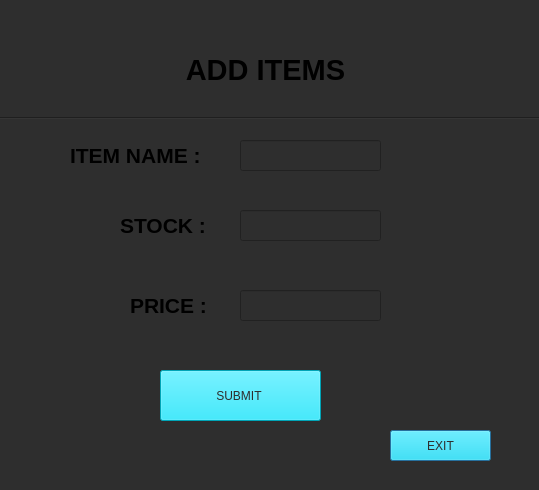
This is add_update.ui in mesum-abbas/Canteen_Managment_System as Qt 5 draws it before an edit. The edited form follows.
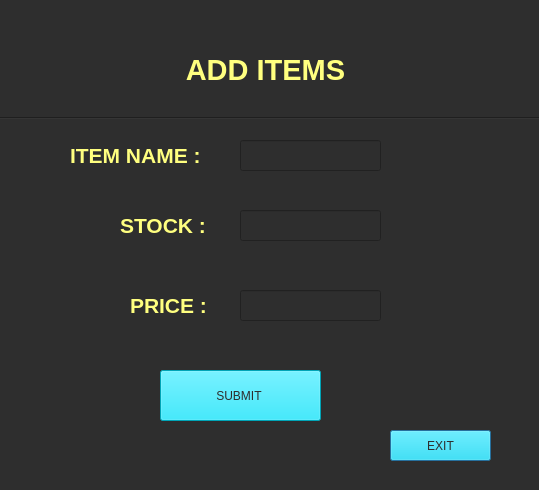
This is the edited form.

```diff
--- a/add_update.ui
+++ b/add_update.ui
@@ -25,8 +25,11 @@
      <height>141</height>
     </rect>
    </property>
+   <property name="styleSheet">
+    <string notr="true"/>
+   </property>
    <property name="text">
-    <string>&lt;html&gt;&lt;head/&gt;&lt;body&gt;&lt;p align=&quot;center&quot;&gt;&lt;span style=&quot; font-size:22pt; font-weight:700;&quot;&gt;ADD ITEMS&lt;/span&gt;&lt;/p&gt;&lt;/body&gt;&lt;/html&gt;</string>
+    <string>&lt;html&gt;&lt;head/&gt;&lt;body&gt;&lt;p align=&quot;center&quot;&gt;&lt;span style=&quot; font-size:22pt; font-weight:700; color:#ffff7f;&quot;&gt;ADD ITEMS&lt;/span&gt;&lt;/p&gt;&lt;/body&gt;&lt;/html&gt;</string>
    </property>
   </widget>
   <widget class="Line" name="line">
@@ -81,8 +84,11 @@
      <height>31</height>
     </rect>
    </property>
+   <property name="styleSheet">
+    <string notr="true"/>
+   </property>
    <property name="text">
-    <string>&lt;html&gt;&lt;head/&gt;&lt;body&gt;&lt;p&gt;&lt;span style=&quot; font-size:16pt; font-weight:700;&quot;&gt;ITEM NAME :&lt;/span&gt;&lt;/p&gt;&lt;/body&gt;&lt;/html&gt;</string>
+    <string>&lt;html&gt;&lt;head/&gt;&lt;body&gt;&lt;p&gt;&lt;span style=&quot; font-size:16pt; font-weight:700; color:#ffff7f;&quot;&gt;ITEM NAME :&lt;/span&gt;&lt;/p&gt;&lt;/body&gt;&lt;/html&gt;</string>
    </property>
   </widget>
   <widget class="QLabel" name="label_3">
@@ -94,8 +100,11 @@
      <height>31</height>
     </rect>
    </property>
+   <property name="styleSheet">
+    <string notr="true"/>
+   </property>
    <property name="text">
-    <string>&lt;html&gt;&lt;head/&gt;&lt;body&gt;&lt;p&gt;&lt;span style=&quot; font-size:16pt; font-weight:700;&quot;&gt;STOCK :&lt;/span&gt;&lt;/p&gt;&lt;/body&gt;&lt;/html&gt;</string>
+    <string>&lt;html&gt;&lt;head/&gt;&lt;body&gt;&lt;p&gt;&lt;span style=&quot; font-size:16pt; font-weight:700; color:#ffff7f;&quot;&gt;STOCK :&lt;/span&gt;&lt;/p&gt;&lt;/body&gt;&lt;/html&gt;</string>
    </property>
   </widget>
   <widget class="QLabel" name="label_4">
@@ -107,8 +116,11 @@
      <height>31</height>
     </rect>
    </property>
+   <property name="styleSheet">
+    <string notr="true"/>
+   </property>
    <property name="text">
-    <string>&lt;html&gt;&lt;head/&gt;&lt;body&gt;&lt;p&gt;&lt;span style=&quot; font-size:16pt; font-weight:700;&quot;&gt;PRICE :&lt;/span&gt;&lt;/p&gt;&lt;/body&gt;&lt;/html&gt;</string>
+    <string>&lt;html&gt;&lt;head/&gt;&lt;body&gt;&lt;p&gt;&lt;span style=&quot; font-size:16pt; font-weight:700; color:#ffff7f;&quot;&gt;PRICE :&lt;/span&gt;&lt;/p&gt;&lt;/body&gt;&lt;/html&gt;</string>
    </property>
   </widget>
   <widget class="QPushButton" name="pushButton">
```
Left out of the diff: 6 changed lines with no effect on the pictures.
